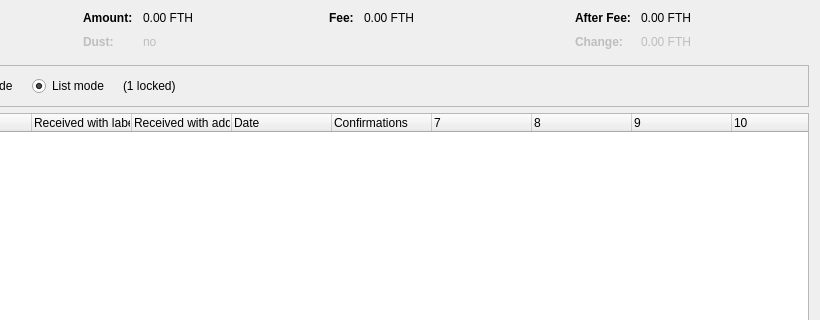
First picture: the form in src/qt/forms/coincontroldialog.ui, repository bloodwillow/aprncoin, before the edit; both pictures show x 180 to 1000 and y 0 to 320 of the 1000 by 500 pixel window.
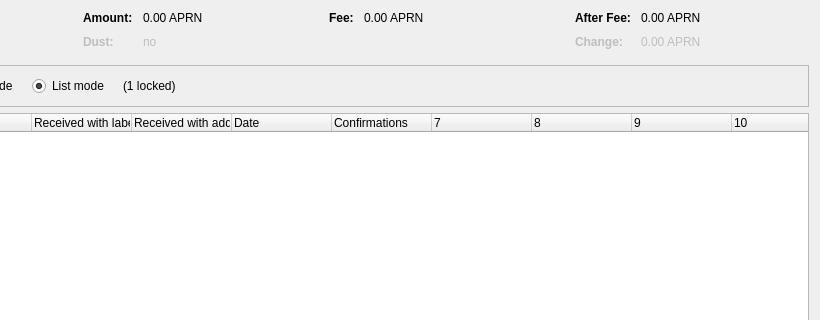
Second picture: the form after the edit. Custom widgets are drawn as their Qt base class.

Patch:
```diff
--- a/src/qt/forms/coincontroldialog.ui
+++ b/src/qt/forms/coincontroldialog.ui
@@ -132,7 +132,7 @@
           <enum>Qt::ActionsContextMenu</enum>
          </property>
          <property name="text">
-          <string notr="true">0.00 FTH</string>
+          <string notr="true">0.00 APRN</string>
          </property>
          <property name="textInteractionFlags">
           <set>Qt::LinksAccessibleByMouse|Qt::TextSelectableByKeyboard|Qt::TextSelectableByMouse</set>
@@ -212,7 +212,7 @@
           <enum>Qt::ActionsContextMenu</enum>
          </property>
          <property name="text">
-          <string notr="true">0.00 FTH</string>
+          <string notr="true">0.00 APRN</string>
          </property>
          <property name="textInteractionFlags">
           <set>Qt::LinksAccessibleByMouse|Qt::TextSelectableByKeyboard|Qt::TextSelectableByMouse</set>
@@ -257,7 +257,7 @@
           <enum>Qt::ActionsContextMenu</enum>
          </property>
          <property name="text">
-          <string notr="true">0.00 FTH</string>
+          <string notr="true">0.00 APRN</string>
          </property>
          <property name="textInteractionFlags">
           <set>Qt::LinksAccessibleByMouse|Qt::TextSelectableByKeyboard|Qt::TextSelectableByMouse</set>
@@ -292,7 +292,7 @@
           <enum>Qt::ActionsContextMenu</enum>
          </property>
          <property name="text">
-          <string notr="true">0.00 FTH</string>
+          <string notr="true">0.00 APRN</string>
          </property>
          <property name="textInteractionFlags">
           <set>Qt::LinksAccessibleByMouse|Qt::TextSelectableByKeyboard|Qt::TextSelectableByMouse</set>
```
